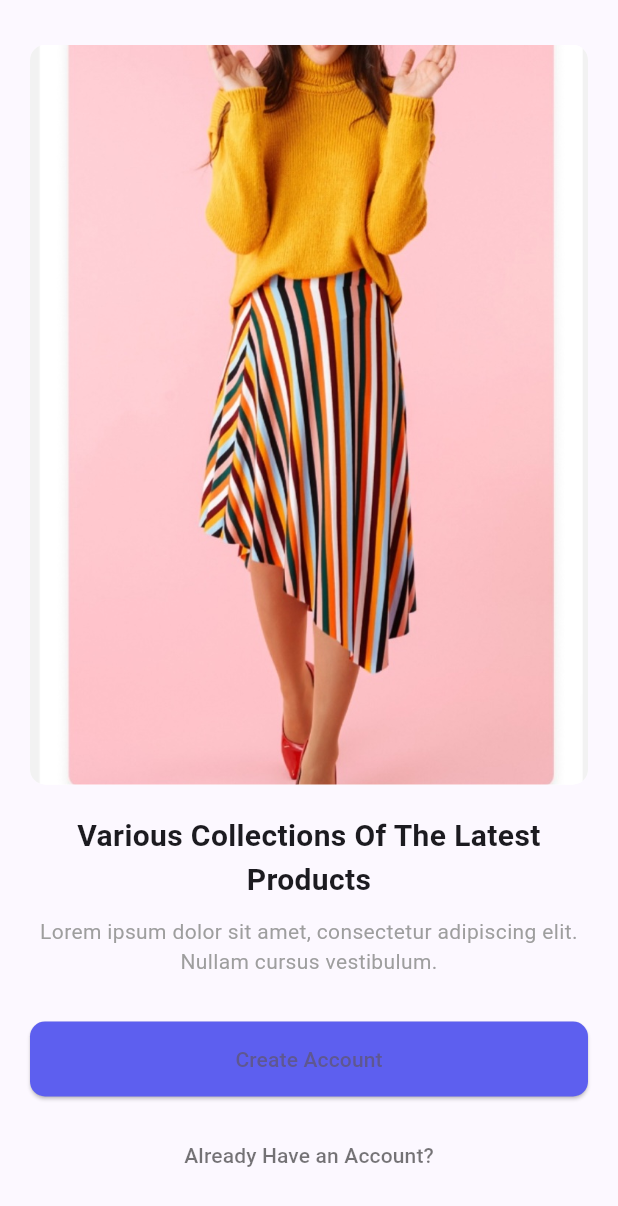
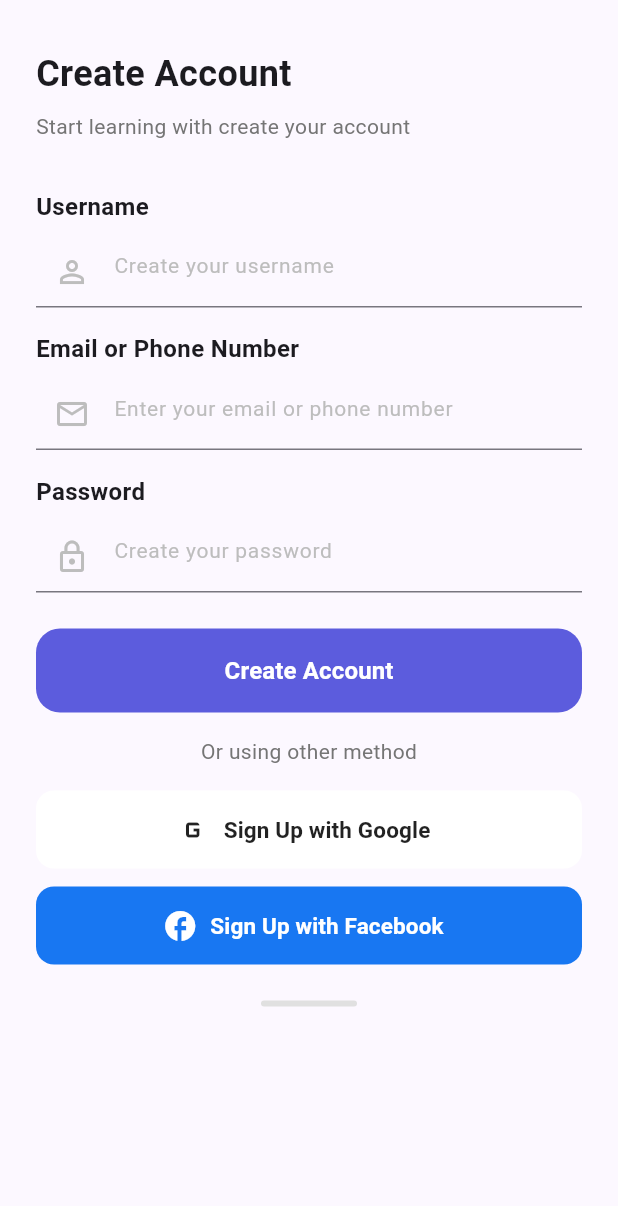
Before and after one commit to Abdullah-Bashaaib/designersplatform, a Flutter app: the screen it shows after launch, after a tap on "Create Account", on a phone screen of 412 x 824 dp. Shown: the top 1206 px of the screen. Run offline on Flutter 3.47's test engine with Material 3 defaults, Android fonts, the phone set to English and light mode, and no system bars; our stand-ins replace dartz, get, internet_connection_checker; accounts and stored records are empty.

Commit message:
إضافة صفحة إنشاء حساب مع حقول الإدخال وزر لإنشاء الحساب؛ إضافة صور جديدة

```diff
--- /dev/null
+++ b/lib/features/auth/presentation/pages/signup_page.dart
@@ -0,0 +1,167 @@
+import 'package:designers_platform/features/auth/presentation/pages/widget/build_social_sign_in_button.dart';
+import 'package:designers_platform/features/auth/presentation/pages/widget/build_text_field.dart';
+import 'package:flutter/material.dart';
+
+class CreateAccountScreen extends StatefulWidget {
+  const CreateAccountScreen({super.key});
+
+  @override
+  State<CreateAccountScreen> createState() => _CreateAccountScreenState();
+}
+
+class _CreateAccountScreenState extends State<CreateAccountScreen> {
+  final _formKey = GlobalKey<FormState>();
+  final _usernameController = TextEditingController();
+  final _emailController = TextEditingController();
+  final _passwordController = TextEditingController();
+  bool _obscureText = true;
+
+  @override
+  void dispose() {
+    _usernameController.dispose();
+    _emailController.dispose();
+    _passwordController.dispose();
+    super.dispose();
+  }
+
+  @override
+  Widget build(BuildContext context) {
+    return Scaffold(
+      body: SafeArea(
+        child: SingleChildScrollView(
+          padding: const EdgeInsets.symmetric(horizontal: 24, vertical: 16),
+          child: Form(
+            key: _formKey,
+            child: Column(
+              crossAxisAlignment: CrossAxisAlignment.start,
+              children: [
+                const SizedBox(height: 16),
+                const Text(
+                  'Create Account',
+                  style: TextStyle(
+                    fontSize: 24,
+                    fontWeight: FontWeight.bold,
+                  ),
+                ),
+                const SizedBox(height: 8),
+                Text(
+                  'Start learning with create your account',
+                  style: TextStyle(
+                    fontSize: 14,
+                    color: Colors.grey[600],
+                  ),
+                ),
+                const SizedBox(height: 32),
+                BuildTextField(
+                  controller: _usernameController,
+                  hintText: 'Create your username',
+                  prefixIcon: Icons.person_outline,
+                  label: 'Username',
+                  obscureText: false,
+                ),
+                const SizedBox(height: 16),
+                BuildTextField(
+                  controller: _emailController,
+                  hintText: 'Enter your email or phone number',
+                  prefixIcon: Icons.email_outlined,
+                  label: 'Email or Phone Number',
+                  keyboardType: TextInputType.emailAddress,
+                  obscureText: false,
+                ),
+                const SizedBox(height: 16),
+                BuildTextField(
+                  controller: _passwordController,
+                  hintText: 'Create your password',
+                  prefixIcon: Icons.lock_outline,
+                  label: 'Password',
+                  obscureText: _obscureText,
+                  suffixIcon: IconButton(
+                    icon: Icon(
+                      _obscureText
+                          ? Icons.visibility_outlined
+                          : Icons.visibility_off_outlined,
+                      color: Colors.grey,
+                    ),
+                    onPressed: () {
+                      setState(() {
+                        _obscureText = !_obscureText;
+                      });
+                    },
+                  ),
+                ),
+                const SizedBox(height: 24),
+                SizedBox(
+                  width: double.infinity,
+                  height: 56,
+                  child: ElevatedButton(
+                    onPressed: () {
+                      if (_formKey.currentState!.validate()) {
+                        // TODO: implement create account logic
+                      }
+                    },
+                    style: ElevatedButton.styleFrom(
+                      backgroundColor: const Color(0xFF5C5CDD),
+                      foregroundColor: Colors.white,
+                      shape: RoundedRectangleBorder(
+                        borderRadius: BorderRadius.circular(16),
+                      ),
+                      elevation: 0,
+                    ),
+                    child: const Text(
+                      'Create Account',
+                      style: TextStyle(
+                        fontSize: 16,
+                        fontWeight: FontWeight.bold,
+                      ),
+                    ),
+                  ),
+                ),
+                const SizedBox(height: 16),
+                Center(
+                  child: Text(
+                    'Or using other method',
+                    style: TextStyle(
+                      color: Colors.grey[600],
+                      fontSize: 14,
+                    ),
+                  ),
+                ),
+                const SizedBox(height: 16),
+                BuildSocialSignInButton(
+                  onPressed: () {
+                    // TODO: Google Sign-up logic
+                  },
+                  text: 'Sign Up with Google',
+                  icon: Icons.g_mobiledata,
+                  backgroundColor: Colors.white,
+                  textColor: Colors.black87,
+                ),
+                const SizedBox(height: 12),
+                BuildSocialSignInButton(
+                  onPressed: () {
+                    // TODO: Facebook Sign-up logic
+                  },
+                  text: 'Sign Up with Facebook',
+                  icon: Icons.facebook,
+                  backgroundColor: const Color(0xFF1877F2),
+                  textColor: Colors.white,
+                ),
+                const SizedBox(height: 24),
+                Center(
+                  child: Container(
+                    width: 64,
+                    height: 4,
+                    decoration: BoxDecoration(
+                      color: Colors.grey[300],
+                      borderRadius: BorderRadius.circular(2),
+                    ),
+                  ),
+                ),
+              ],
+            ),
+          ),
+        ),
+      ),
+    );
+  }
+}
--- a/lib/features/auth/presentation/pages/welcome_page.dart
+++ b/lib/features/auth/presentation/pages/welcome_page.dart
@@ -1,4 +1,6 @@
+import 'package:designers_platform/features/auth/presentation/pages/signup_page.dart';
 import 'package:flutter/material.dart';
+import 'package:get/get.dart';
 
 class WelcomePage extends StatelessWidget {
   WelcomePage({super.key});
@@ -23,7 +25,7 @@ class WelcomePage extends StatelessWidget {
                   child: ClipRRect(
                     borderRadius: BorderRadius.circular(10.0),
                     child: Image.asset(
-                      'assets/images/products_collection.png',
+                      'assets/images/1.png',
                       fit: BoxFit.cover,
                     ),
                   ),
@@ -50,7 +52,7 @@ class WelcomePage extends StatelessWidget {
               SizedBox(height: 30.0),
               ElevatedButton(
                 onPressed: () {
-                  // Navigate to create account screen
+                  Get.to(CreateAccountScreen());
                 },
                 style: ElevatedButton.styleFrom(
                   backgroundColor: Color(0xFF5D5FEF),
@@ -59,7 +61,10 @@ class WelcomePage extends StatelessWidget {
                     borderRadius: BorderRadius.circular(10.0),
                   ),
                 ),
-                child: const Text('Create Account'),
+                child: const Text(
+                  'Create Account',
+                  style: TextStyle(color: Colors.black),
+                ),
               ),
               SizedBox(height: 15.0),
               TextButton(
--- /dev/null
+++ b/lib/features/auth/presentation/pages/widget/build_social_sign_in_button.dart
@@ -0,0 +1,44 @@
+import 'package:flutter/material.dart';
+
+class BuildSocialSignInButton extends StatelessWidget {
+  final VoidCallback onPressed;
+  final String text;
+  final IconData icon;
+  final Color backgroundColor;
+  final Color textColor;
+
+  const BuildSocialSignInButton(
+      {super.key,
+      required this.onPressed,
+      required this.text,
+      required this.icon,
+      required this.backgroundColor,
+      required this.textColor});
+
+  @override
+  Widget build(BuildContext context) {
+    return SizedBox(
+      width: double.infinity,
+      height: 52,
+      child: ElevatedButton.icon(
+        onPressed: onPressed,
+        icon: Icon(icon, color: textColor, size: 24),
+        label: Text(
+          text,
+          style: TextStyle(
+            color: textColor,
+            fontSize: 15,
+            fontWeight: FontWeight.w600,
+          ),
+        ),
+        style: ElevatedButton.styleFrom(
+          backgroundColor: backgroundColor,
+          shape: RoundedRectangleBorder(
+            borderRadius: BorderRadius.circular(12),
+          ),
+          elevation: 0,
+        ),
+      ),
+    );
+  }
+}
--- /dev/null
+++ b/lib/features/auth/presentation/pages/widget/build_text_field.dart
@@ -0,0 +1,72 @@
+import 'package:flutter/material.dart';
+
+class BuildTextField extends StatefulWidget {
+  final TextEditingController controller;
+  final String hintText;
+  final IconData prefixIcon;
+  final String label;
+  final TextInputType? keyboardType;
+  final bool obscureText;
+  final Widget? suffixIcon;
+
+  const BuildTextField(
+      {super.key,
+      required this.controller,
+      required this.hintText,
+      required this.prefixIcon,
+      required this.label,
+      this.keyboardType,
+      this.suffixIcon,
+      required this.obscureText});
+
+  @override
+  State<BuildTextField> createState() => _BuildTextFieldState();
+}
+
+class _BuildTextFieldState extends State<BuildTextField> {
+  TextInputType? keyboardType;
+
+  bool obscureText = false;
+
+  Widget? suffixIcon;
+
+  @override
+  Widget build(BuildContext context) {
+    return Column(
+      crossAxisAlignment: CrossAxisAlignment.start,
+      children: [
+        Text(
+          widget.label,
+          style: const TextStyle(
+            fontSize: 16,
+            fontWeight: FontWeight.bold,
+          ),
+        ),
+        const SizedBox(height: 8),
+        TextFormField(
+          controller: widget.controller,
+          obscureText: obscureText,
+          keyboardType: keyboardType,
+          decoration: InputDecoration(
+            hintText: widget.hintText,
+            hintStyle: TextStyle(
+              color: Colors.grey[400],
+              fontSize: 14,
+            ),
+            prefixIcon: Icon(
+              widget.prefixIcon,
+              color: Colors.grey[400],
+            ),
+            suffixIcon: suffixIcon,
+          ),
+          validator: (value) {
+            if (value == null || value.isEmpty) {
+              return 'This field is required';
+            }
+            return null;
+          },
+        ),
+      ],
+    );
+  }
+}
```
Also changed, not shown: assets/images/1.png (added), assets/images/2.png (added), assets/images/3.png (added).
